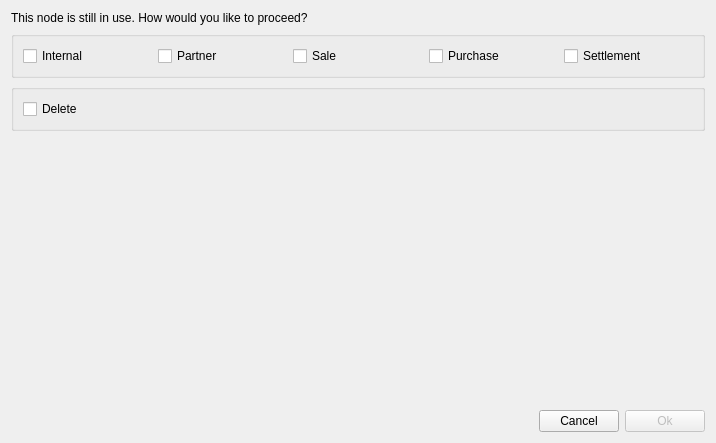
First picture: the form in dialog/deletenode/leafdeletedialog.ui, repository ytxerp/ytx-client, before the edit.
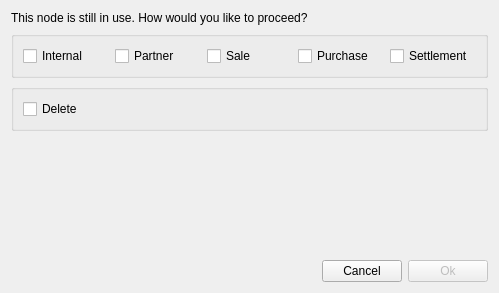
Second picture: the form after the edit.

```diff
--- a/dialog/deletenode/leafdeletedialog.ui
+++ b/dialog/deletenode/leafdeletedialog.ui
@@ -6,8 +6,8 @@
    <rect>
     <x>0</x>
     <y>0</y>
-    <width>716</width>
-    <height>443</height>
+    <width>499</width>
+    <height>293</height>
    </rect>
   </property>
   <property name="sizePolicy">
```
